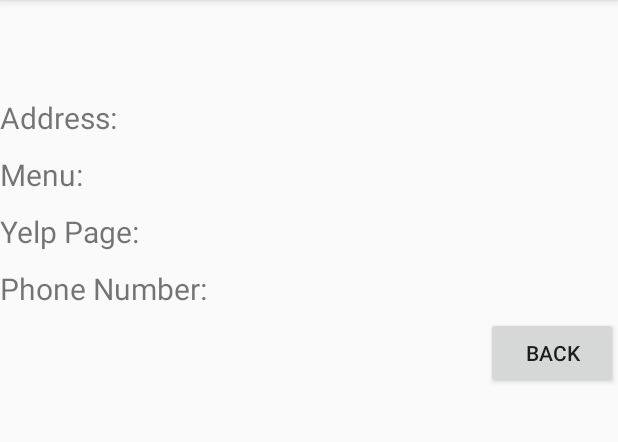
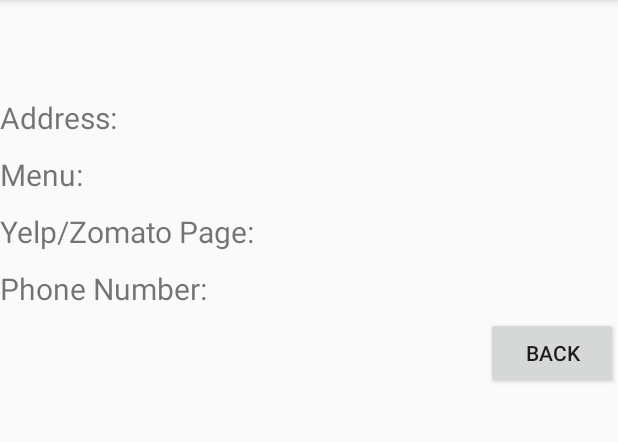
Before and after one commit to dmherrin/FoodTruck, an Android app: the DisplayFoodTruckInfoActivity screen opened directly, with no data from a screen before it, on a phone screen of 412 x 824 dp, the part 84-526 px from its top. Run offline under Robolectric (Android 15) with nearby library versions, the phone set to English and light mode, and no system bars.

Commit message:
added database helper and contract files to handle storing names of favorite food trucks and added code to place info for food trucks into layout

```diff
--- a/app/src/main/java/com/example/dmherrin/maptrial/DisplayFoodTruckInfoActivity.java
+++ b/app/src/main/java/com/example/dmherrin/maptrial/DisplayFoodTruckInfoActivity.java
@@ -3,8 +3,11 @@ package com.example.dmherrin.maptrial;
 import android.content.Intent;
 import android.support.v7.app.AppCompatActivity;
 import android.os.Bundle;
+import android.text.method.LinkMovementMethod;
 import android.view.View;
 import android.widget.TextView;
+
+import org.w3c.dom.Text;
 
 public class DisplayFoodTruckInfoActivity extends AppCompatActivity {
 
@@ -16,10 +19,25 @@ public class DisplayFoodTruckInfoActivity extends AppCompatActivity {
         Intent intent = getIntent();
         String name = intent.getStringExtra("truckName");
         String address = intent.getStringExtra("location");
+        String yelpPage = intent.getStringExtra("yelpPage");
+        String phoneNumber = intent.getStringExtra("phoneNumber");
+        String menu = intent.getStringExtra("menu");
+
         TextView truckName = (TextView)findViewById(R.id.food_truck_name);
         truckName.setText(name);
+
         TextView truckAddress = (TextView)findViewById(R.id.address);
         truckAddress.setText(address);
+
+        TextView truckPage = (TextView)findViewById(R.id.yelp_page);
+        truckPage.setText(yelpPage);
+
+        TextView truckPhone = (TextView)findViewById(R.id.phone_number);
+        truckPhone.setText(phoneNumber);
+
+        TextView truckMenu = (TextView)findViewById(R.id.menu);
+        truckMenu.setText(menu);
+
     }
     public void onBack(View v){
         finish();
--- a/app/src/main/res/layout/activity_display_food_truck_info.xml
+++ b/app/src/main/res/layout/activity_display_food_truck_info.xml
@@ -46,7 +46,8 @@
         <TextView
             android:layout_width="0dp"
             android:layout_height="wrap_content"
-            android:id="@+id/menu" />
+            android:id="@+id/menu"
+            android:autoLink="web"/>
     </LinearLayout>
     <LinearLayout
         android:layout_width="match_parent"
@@ -64,6 +65,7 @@
             android:layout_width="0dp"
             android:layout_height="wrap_content"
             android:id="@+id/yelp_page"
+            android:autoLink="web"
             />
     </LinearLayout>
     <LinearLayout
@@ -80,6 +82,7 @@
         <TextView
             android:layout_width="0dp"
             android:layout_height="wrap_content"
+            android:autoLink="phone"
             android:id="@+id/phone_number" />
     </LinearLayout>
     <Button
--- a/app/src/main/res/values/strings.xml
+++ b/app/src/main/res/values/strings.xml
@@ -4,7 +4,7 @@
     <string name="foodtrucks_url">http://csce.uark.edu/~dmherrin/foodtrucklocation.txt</string>
     <string name="backButton">Back</string>
     <string name="menu">Menu:</string>
-    <string name="yelp_page">Yelp Page:</string>
+    <string name="yelp_page">Yelp/Zomato Page:</string>
     <string name="phone_number">Phone Number:</string>
     <string name="truck_address">Address:</string>
 </resources>
```
Also changed, not shown: app/src/main/java/com/example/dmherrin/maptrial/FavoriteSQLiteDatabaseContract.java (added, +33 -0 lines), app/src/main/java/com/example/dmherrin/maptrial/FavoriteSQLiteDatabaseHelper.java (added, +52 -0 lines), app/src/main/java/com/example/dmherrin/maptrial/MapsActivity.java (+31 -34 lines).
